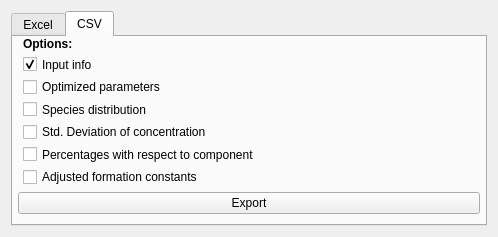
First picture: the form in src/main/python/pyes/ui/PyES_dataExport.ui, repository PyES-software/PyES, before the edit.
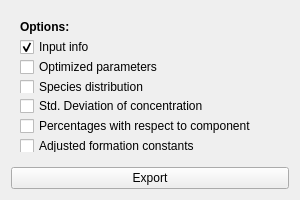
Second picture: the form after the edit. The open tabs and pages were chosen to show the change. Icons and pictures are not drawn.

Commit message: [new] export dialog

The edit to the form file:
```diff
--- a/src/main/python/pyes/ui/PyES_dataExport.ui
+++ b/src/main/python/pyes/ui/PyES_dataExport.ui
@@ -6,14 +6,20 @@
    <rect>
     <x>0</x>
     <y>0</y>
-    <width>498</width>
-    <height>237</height>
+    <width>300</width>
+    <height>200</height>
    </rect>
   </property>
+  <property name="sizePolicy">
+   <sizepolicy hsizetype="Fixed" vsizetype="Fixed">
+    <horstretch>0</horstretch>
+    <verstretch>0</verstretch>
+   </sizepolicy>
+  </property>
   <property name="minimumSize">
    <size>
-    <width>498</width>
-    <height>237</height>
+    <width>300</width>
+    <height>200</height>
    </size>
   </property>
   <property name="font">
@@ -28,65 +34,24 @@
    <iconset resource="../../../resources/base/resources.qrc">
     <normaloff>:/icons/application-export.png</normaloff>:/icons/application-export.png</iconset>
   </property>
-  <layout class="QVBoxLayout" name="verticalLayout">
-   <item>
-    <widget class="QTabWidget" name="export_type">
-     <property name="currentIndex">
-      <number>0</number>
-     </property>
-     <widget class="QWidget" name="excel_tab">
-      <property name="sizePolicy">
-       <sizepolicy hsizetype="Preferred" vsizetype="Preferred">
-        <horstretch>0</horstretch>
-        <verstretch>0</verstretch>
-       </sizepolicy>
-      </property>
-      <attribute name="icon">
-       <iconset resource="../../../resources/base/resources.qrc">
-        <normaloff>:/icons/document-excel.png</normaloff>:/icons/document-excel.png</iconset>
-      </attribute>
-      <attribute name="title">
-       <string>Excel</string>
-      </attribute>
       <layout class="QVBoxLayout" name="verticalLayout_2">
-       <property name="leftMargin">
-        <number>5</number>
-       </property>
-       <property name="topMargin">
-        <number>0</number>
-       </property>
-       <property name="rightMargin">
-        <number>5</number>
-       </property>
-       <property name="bottomMargin">
-        <number>10</number>
-       </property>
        <item>
         <widget class="QWidget" name="widget_2" native="true">
          <property name="sizePolicy">
-          <sizepolicy hsizetype="Minimum" vsizetype="Preferred">
+      <sizepolicy hsizetype="Preferred" vsizetype="Preferred">
            <horstretch>0</horstretch>
            <verstretch>0</verstretch>
           </sizepolicy>
          </property>
-         <layout class="QVBoxLayout" name="verticalLayout_5">
-          <property name="spacing">
-           <number>5</number>
-          </property>
-          <property name="leftMargin">
-           <number>5</number>
-          </property>
-          <property name="topMargin">
-           <number>0</number>
-          </property>
-          <property name="rightMargin">
-           <number>0</number>
-          </property>
-          <property name="bottomMargin">
-           <number>0</number>
-          </property>
+     <layout class="QVBoxLayout" name="verticalLayout">
           <item>
            <widget class="QLabel" name="options_label_excel">
+        <property name="sizePolicy">
+         <sizepolicy hsizetype="Preferred" vsizetype="Preferred">
+          <horstretch>0</horstretch>
+          <verstretch>0</verstretch>
+         </sizepolicy>
+        </property>
             <property name="text">
              <string>&lt;html&gt;&lt;head/&gt;&lt;body&gt;&lt;p&gt;&lt;span style=&quot; font-weight:600;&quot;&gt;Options:&lt;/span&gt;&lt;/p&gt;&lt;/body&gt;&lt;/html&gt;</string>
             </property>
@@ -94,6 +59,12 @@
           </item>
           <item>
            <widget class="QCheckBox" name="input_check_excel">
+        <property name="sizePolicy">
+         <sizepolicy hsizetype="Preferred" vsizetype="Preferred">
+          <horstretch>0</horstretch>
+          <verstretch>0</verstretch>
+         </sizepolicy>
+        </property>
             <property name="text">
              <string>Input info</string>
             </property>
@@ -104,6 +75,12 @@
           </item>
           <item>
            <widget class="QCheckBox" name="optimized_check_excel">
+        <property name="sizePolicy">
+         <sizepolicy hsizetype="Preferred" vsizetype="Preferred">
+          <horstretch>0</horstretch>
+          <verstretch>0</verstretch>
+         </sizepolicy>
+        </property>
             <property name="text">
              <string>Optimized parameters</string>
             </property>
@@ -111,6 +88,12 @@
           </item>
           <item>
            <widget class="QCheckBox" name="distribution_check_excel">
+        <property name="sizePolicy">
+         <sizepolicy hsizetype="Preferred" vsizetype="Preferred">
+          <horstretch>0</horstretch>
+          <verstretch>0</verstretch>
+         </sizepolicy>
+        </property>
             <property name="text">
              <string>Species distribution</string>
             </property>
@@ -118,6 +101,12 @@
           </item>
           <item>
            <widget class="QCheckBox" name="errors_check_excel">
+        <property name="sizePolicy">
+         <sizepolicy hsizetype="Preferred" vsizetype="Preferred">
+          <horstretch>0</horstretch>
+          <verstretch>0</verstretch>
+         </sizepolicy>
+        </property>
             <property name="text">
              <string>Std. Deviation of concentration</string>
             </property>
@@ -125,6 +114,12 @@
           </item>
           <item>
            <widget class="QCheckBox" name="perc_check_excel">
+        <property name="sizePolicy">
+         <sizepolicy hsizetype="Preferred" vsizetype="Preferred">
+          <horstretch>0</horstretch>
+          <verstretch>0</verstretch>
+         </sizepolicy>
+        </property>
             <property name="text">
              <string>Percentages with respect to component</string>
             </property>
@@ -132,6 +127,12 @@
           </item>
           <item>
            <widget class="QCheckBox" name="adjlogb_check_excel">
+        <property name="sizePolicy">
+         <sizepolicy hsizetype="Preferred" vsizetype="Preferred">
+          <horstretch>0</horstretch>
+          <verstretch>0</verstretch>
+         </sizepolicy>
+        </property>
             <property name="text">
              <string>Adjusted formation constants</string>
             </property>
@@ -145,127 +146,12 @@
          <property name="enabled">
           <bool>true</bool>
          </property>
-         <property name="text">
-          <string>Export</string>
-         </property>
-         <property name="autoDefault">
-          <bool>false</bool>
-         </property>
-         <property name="default">
-          <bool>false</bool>
-         </property>
-         <property name="flat">
-          <bool>false</bool>
-         </property>
-        </widget>
-       </item>
-      </layout>
-     </widget>
-     <widget class="QWidget" name="csv_tab">
-      <attribute name="icon">
-       <iconset resource="../../../resources/base/resources.qrc">
-        <normaloff>:/icons/table.png</normaloff>:/icons/table.png</iconset>
-      </attribute>
-      <attribute name="title">
-       <string>CSV</string>
-      </attribute>
-      <layout class="QVBoxLayout" name="verticalLayout_3">
-       <property name="leftMargin">
-        <number>5</number>
-       </property>
-       <property name="topMargin">
-        <number>0</number>
-       </property>
-       <property name="rightMargin">
-        <number>5</number>
-       </property>
-       <property name="bottomMargin">
-        <number>10</number>
-       </property>
-       <item>
-        <widget class="QWidget" name="widget_5" native="true">
          <property name="sizePolicy">
-          <sizepolicy hsizetype="Minimum" vsizetype="Preferred">
+      <sizepolicy hsizetype="Preferred" vsizetype="Preferred">
            <horstretch>0</horstretch>
            <verstretch>0</verstretch>
           </sizepolicy>
          </property>
-         <layout class="QVBoxLayout" name="verticalLayout_4">
-          <property name="spacing">
-           <number>5</number>
-          </property>
-          <property name="leftMargin">
-           <number>5</number>
-          </property>
-          <property name="topMargin">
-           <number>0</number>
-          </property>
-          <property name="rightMargin">
-           <number>0</number>
-          </property>
-          <property name="bottomMargin">
-           <number>0</number>
-          </property>
-          <item>
-           <widget class="QLabel" name="options_label_csv">
-            <property name="text">
-             <string>&lt;html&gt;&lt;head/&gt;&lt;body&gt;&lt;p&gt;&lt;span style=&quot; font-weight:600;&quot;&gt;Options:&lt;/span&gt;&lt;/p&gt;&lt;/body&gt;&lt;/html&gt;</string>
-            </property>
-           </widget>
-          </item>
-          <item>
-           <widget class="QCheckBox" name="input_check_csv">
-            <property name="text">
-             <string>Input info</string>
-            </property>
-            <property name="checked">
-             <bool>true</bool>
-            </property>
-           </widget>
-          </item>
-          <item>
-           <widget class="QCheckBox" name="optimized_check_csv">
-            <property name="text">
-             <string>Optimized parameters</string>
-            </property>
-           </widget>
-          </item>
-          <item>
-           <widget class="QCheckBox" name="distribution_check_csv">
-            <property name="text">
-             <string>Species distribution</string>
-            </property>
-           </widget>
-          </item>
-          <item>
-           <widget class="QCheckBox" name="errors_check_csv">
-            <property name="text">
-             <string>Std. Deviation of concentration</string>
-            </property>
-           </widget>
-          </item>
-          <item>
-           <widget class="QCheckBox" name="perc_check_csv">
-            <property name="text">
-             <string>Percentages with respect to component</string>
-            </property>
-           </widget>
-          </item>
-          <item>
-           <widget class="QCheckBox" name="adjlogb_check_csv">
-            <property name="text">
-             <string>Adjusted formation constants</string>
-            </property>
-           </widget>
-          </item>
-         </layout>
-        </widget>
-       </item>
-       <item>
-        <widget class="QPushButton" name="export_button_csv">
-         <property name="enabled">
-          <bool>true</bool>
-         </property>
          <property name="text">
           <string>Export</string>
          </property>
@@ -278,10 +164,6 @@
          <property name="flat">
           <bool>false</bool>
          </property>
-        </widget>
-       </item>
-      </layout>
-     </widget>
     </widget>
    </item>
   </layout>
```
Left out of the diff: 35 changed lines with no effect on the pictures. Lines whose indentation alone changed are shown as unchanged. The commit also changes 2 other files.
